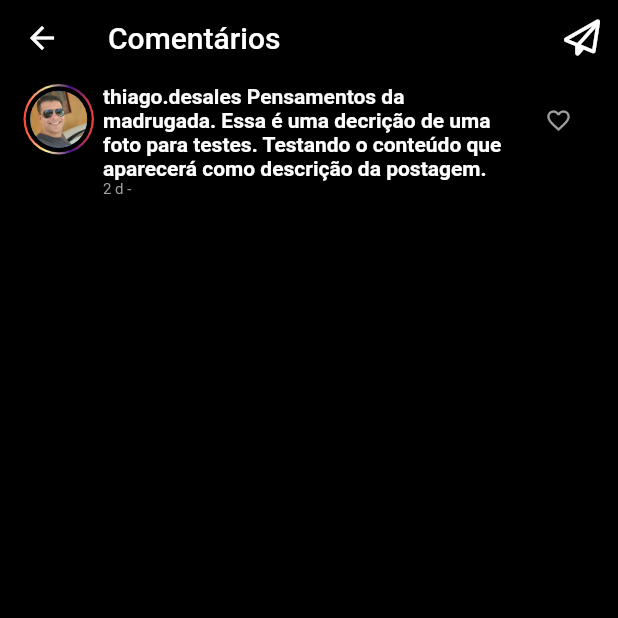
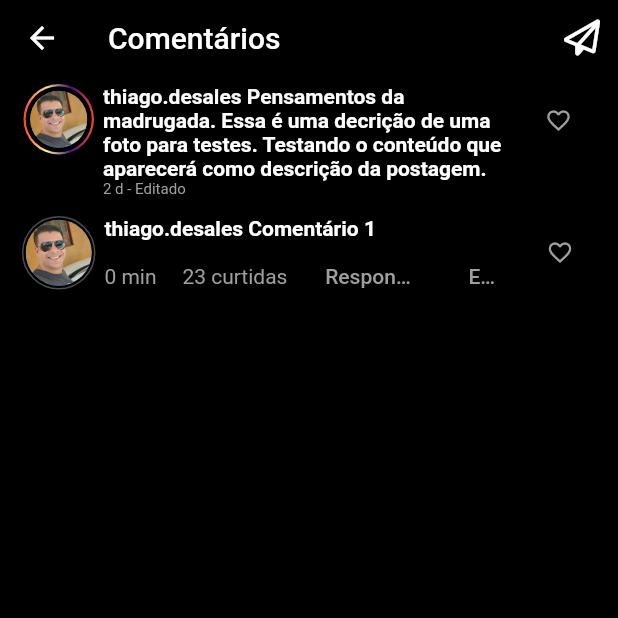
Before and after one commit to thiagobrunoms/flutter_instagram_clone, a Flutter app: the screen it shows after launch, after a tap on "Ver todos os 255 comentários", on a phone screen of 412 x 824 dp, the top half of it. Run offline on Flutter 3.47's test engine with Material 2 defaults, Android fonts, the phone set to English and light mode, and no system bars; our stand-ins replace font_awesome_flutter.

Commit message:
Supports post comments actions

```diff
--- a/lib/feed/domain/post_entity.dart
+++ b/lib/feed/domain/post_entity.dart
@@ -1,19 +1,21 @@
-import 'package:instagram_clone/feed/domain/post_comment_entity.dart';
 import 'package:instagram_clone/shared/domain/user_entity.dart';
 
 class PostEntity {
   UserEntity user;
   String description;
-  String postContent; //must be a ValueObject
-  List<PostCommentEntity> comments;
+  String? postContent; //must be a ValueObject
+  List<PostEntity> comments;
   DateTime date; //must be a ValueObject
   bool modified;
+  int numberOfLikes;
 
-  PostEntity(
-      {required this.user,
-      required this.description,
-      required this.comments,
-      required this.postContent,
-      required this.date,
-      this.modified = false});
+  PostEntity({
+    required this.user,
+    required this.description,
+    required this.comments,
+    this.postContent,
+    required this.date,
+    this.modified = false,
+    this.numberOfLikes = 0,
+  });
 }
--- a/lib/feed/presentation/pages/feed_pages/feed_controller.dart
+++ b/lib/feed/presentation/pages/feed_pages/feed_controller.dart
@@ -21,10 +21,19 @@ class FeedController {
     return [
       PostEntity(
           user: userEntity2,
-          comments: [],
+          comments: [
+            PostEntity(
+                user: userEntity,
+                description: 'Comentário 1',
+                comments: [],
+                numberOfLikes: 23,
+                date: DateTime.now())
+          ],
           postContent: 'assets/post-test.png',
           description: postDescription,
-          date: dateTime),
+          date: dateTime,
+          numberOfLikes: 10,
+          modified: true),
       PostEntity(
         user: userEntity,
         comments: [],
@@ -38,6 +47,7 @@ class FeedController {
         postContent: 'assets/post-test.png',
         description: postDescription,
         date: dateTime,
+        numberOfLikes: 6,
       ),
       PostEntity(
         user: userEntity2,
@@ -45,6 +55,7 @@ class FeedController {
         postContent: 'assets/post-test.png',
         description: postDescription,
         date: dateTime,
+        numberOfLikes: 17,
       ),
       PostEntity(
         user: userEntity,
--- a/lib/feed/presentation/pages/feed_pages/widgets/post/post_widget.dart
+++ b/lib/feed/presentation/pages/feed_pages/widgets/post/post_widget.dart
@@ -37,7 +37,7 @@ class _PostWidgetState extends State<PostWidget> {
         CommentsTitleWidget(
           post: widget.post,
         ),
-        const PostTimeoutWidget()
+        PostTimeoutWidget(post: widget.post)
       ],
     );
   }
--- a/lib/feed/presentation/pages/feed_pages/widgets/post/widgets/content/post_content_widget.dart
+++ b/lib/feed/presentation/pages/feed_pages/widgets/post/widgets/content/post_content_widget.dart
@@ -17,6 +17,6 @@ class _PostContentWidgetState extends State<PostContentWidget> {
   Widget build(BuildContext context) {
     return Padding(
         padding: const EdgeInsets.only(top: 10),
-        child: Image.asset(widget.post.postContent));
+        child: Image.asset(widget.post.postContent!));
   }
 }
--- a/lib/feed/presentation/pages/feed_pages/widgets/post/widgets/post_timeout.dart
+++ b/lib/feed/presentation/pages/feed_pages/widgets/post/widgets/post_timeout.dart
@@ -1,7 +1,11 @@
 import 'package:flutter/material.dart';
+import 'package:instagram_clone/feed/domain/post_entity.dart';
+import 'package:instagram_clone/shared/utils/parsers.dart';
 
 class PostTimeoutWidget extends StatefulWidget {
-  const PostTimeoutWidget({Key? key}) : super(key: key);
+  final PostEntity post;
+  const PostTimeoutWidget({Key? key, required, required this.post})
+      : super(key: key);
 
   @override
   State<PostTimeoutWidget> createState() => _PostTimeoutWidgetState();
@@ -10,9 +14,9 @@ class PostTimeoutWidget extends StatefulWidget {
 class _PostTimeoutWidgetState extends State<PostTimeoutWidget> {
   @override
   Widget build(BuildContext context) {
-    return const Text(
-      'Há 3 horas',
-      style: TextStyle(color: Colors.grey, fontSize: 10),
+    return Text(
+      DateTimeParsers.fromDateTimeToStrCompleteDate(widget.post.date),
+      style: const TextStyle(color: Colors.grey, fontSize: 10),
     );
   }
 }
--- a/lib/feed/presentation/pages/post_comments_page/post_comments_page.dart
+++ b/lib/feed/presentation/pages/post_comments_page/post_comments_page.dart
@@ -1,6 +1,7 @@
 import 'package:flutter/material.dart';
 import 'package:instagram_clone/feed/domain/post_entity.dart';
 import 'package:instagram_clone/feed/presentation/pages/post_comments_page/widgets/app_bar/post_comments_app_bar_widget.dart';
+import 'package:instagram_clone/feed/presentation/pages/post_comments_page/widgets/contents/post_comments_widget.dart';
 import 'package:instagram_clone/feed/presentation/pages/post_comments_page/widgets/contents/post_description_widget.dart';
 
 class PostCommentsPage extends StatefulWidget {
@@ -24,9 +25,17 @@ class _PostCommentsPageState extends State<PostCommentsPage> {
   Widget build(BuildContext context) {
     return Scaffold(
       appBar: const PostCommentsAppBarWidget(),
-      body: PostDescriptionCommentsWidget(
-        post: post,
-      ).create(),
+      body: SingleChildScrollView(
+        child: Column(
+          children: [
+            PostDescriptionCommentsWidget(
+              post: post,
+            ).create(),
+            ...post.comments.map((eachPostComment) =>
+                PostCommentsWidget(post: eachPostComment).create())
+          ],
+        ),
+      ),
     );
   }
 }
--- a/lib/feed/presentation/pages/post_comments_page/widgets/contents/abstract_post_comments_content.dart
+++ b/lib/feed/presentation/pages/post_comments_page/widgets/contents/abstract_post_comments_content.dart
@@ -27,6 +27,7 @@ abstract class AbstractPostCommentsWidget {
             child: Padding(
               padding: const EdgeInsets.only(left: 6.0, right: 6.0),
               child: Column(
+                crossAxisAlignment: CrossAxisAlignment.start,
                 children: [
                   UsernameAndDescriptionWidget(post: post),
                   buildTimeAndActions()
--- /dev/null
+++ b/lib/feed/presentation/pages/post_comments_page/widgets/contents/post_comments_widget.dart
@@ -0,0 +1,57 @@
+import 'package:instagram_clone/feed/domain/post_entity.dart';
+import 'package:instagram_clone/feed/presentation/pages/post_comments_page/widgets/contents/abstract_post_comments_content.dart';
+import 'package:flutter/material.dart';
+import 'package:instagram_clone/shared/utils/parsers.dart';
+
+class PostCommentsWidget extends AbstractPostCommentsWidget {
+  final TextStyle defaultTextStyle = const TextStyle(color: Colors.grey);
+
+  PostCommentsWidget({required PostEntity post}) : super(post: post);
+
+  @override
+  Widget buildTimeAndActions() {
+    return Row(
+      mainAxisAlignment: MainAxisAlignment.spaceBetween,
+      children: [
+        Flexible(
+          flex: 2,
+          child: Text(
+            DateTimeParsers.fromDateTimeToShortStrDayOrWeek(post.date),
+            style: defaultTextStyle,
+          ),
+        ),
+        post.numberOfLikes > 0
+            ? Flexible(
+                flex: 2,
+                child: Text(
+                  '${post.numberOfLikes} curtidas',
+                  style: defaultTextStyle,
+                ),
+              )
+            : Container(),
+        Flexible(
+          flex: 2,
+          child: TextButton(
+            onPressed: () {},
+            child: Text(
+              'Responder',
+              overflow: TextOverflow.ellipsis,
+              style: defaultTextStyle,
+            ),
+          ),
+        ),
+        Flexible(
+          flex: 1,
+          child: TextButton(
+            onPressed: () {},
+            child: Text(
+              'Enviar',
+              overflow: TextOverflow.ellipsis,
+              style: defaultTextStyle,
+            ),
+          ),
+        ),
+      ],
+    );
+  }
+}
--- a/lib/shared/utils/parsers.dart
+++ b/lib/shared/utils/parsers.dart
@@ -8,7 +8,7 @@ class DateTimeParsers {
     if (inDays <= 1) {
       int inMinutes = duration.inMinutes;
       if (duration.inMinutes < 60) {
-        return 'Há $inMinutes ${inMinutes > 1 ? 'minutos' : 'minuto'}';
+        return 'há $inMinutes ${inMinutes > 1 ? 'minutos' : 'minuto'}';
       }
 
       int inHours = duration.inHours;
```
